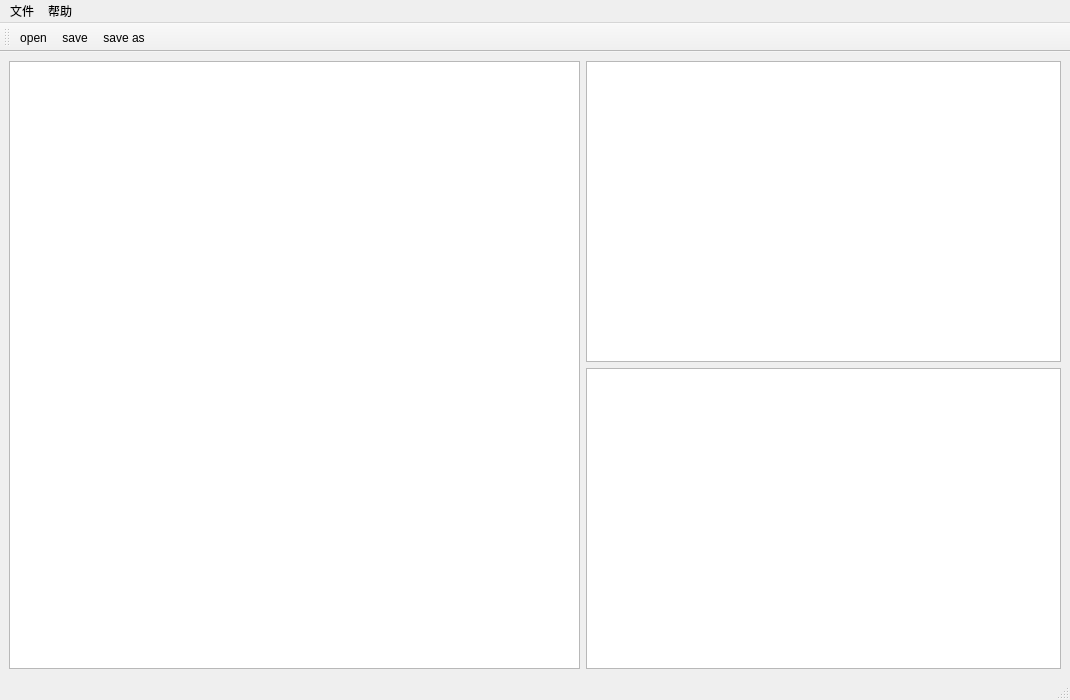
This is src/view/mainwindow.ui in queque-2q/flv-parser as Qt 5 draws it before an edit. The edited form follows.
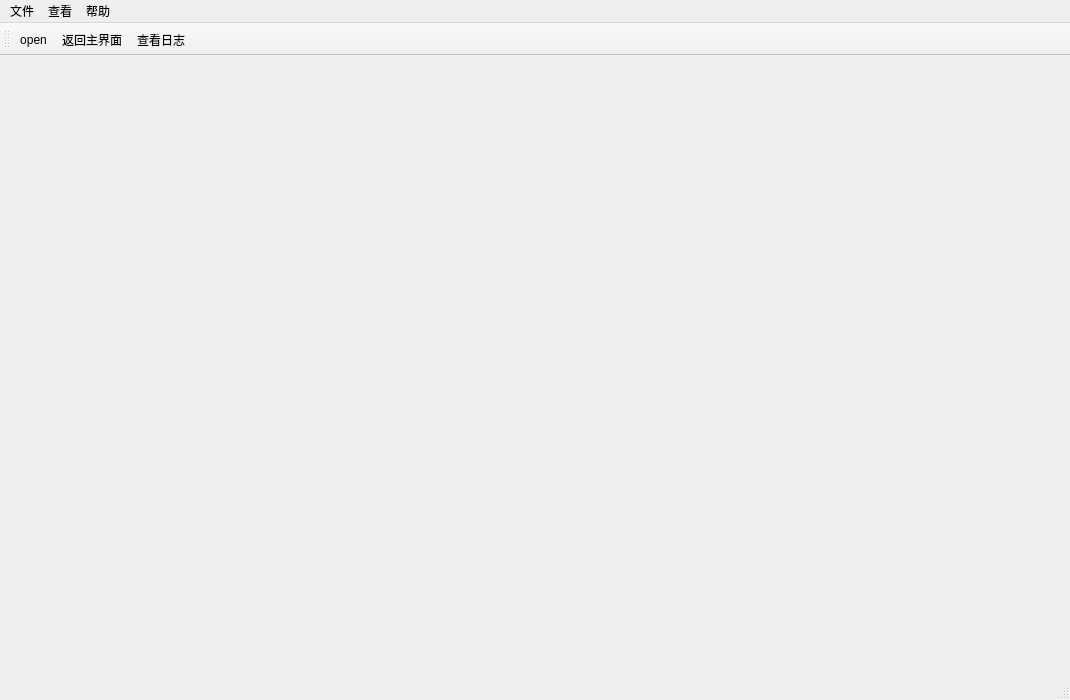
This is the edited form. Icons and pictures are not drawn.

```diff
--- a/src/view/mainwindow.ui
+++ b/src/view/mainwindow.ui
@@ -19,124 +19,14 @@
   <property name="windowTitle">
    <string>MainWindow</string>
   </property>
-  <widget class="QWidget" name="centralwidget">
-   <layout class="QGridLayout" name="gridLayout">
-    <item row="0" column="0">
-     <layout class="QHBoxLayout" name="horizontalLayout" stretch="6,5">
-      <property name="spacing">
-       <number>6</number>
-      </property>
-      <property name="sizeConstraint">
-       <enum>QLayout::SizeConstraint::SetNoConstraint</enum>
-      </property>
-      <item>
-       <widget class="QTableView" name="frameTableView">
-        <property name="sizePolicy">
-         <sizepolicy hsizetype="Preferred" vsizetype="Preferred">
-          <horstretch>0</horstretch>
-          <verstretch>0</verstretch>
-         </sizepolicy>
-        </property>
-        <property name="contextMenuPolicy">
-         <enum>Qt::ContextMenuPolicy::ActionsContextMenu</enum>
-        </property>
-        <property name="selectionMode">
-         <enum>QAbstractItemView::SelectionMode::SingleSelection</enum>
-        </property>
-        <property name="selectionBehavior">
-         <enum>QAbstractItemView::SelectionBehavior::SelectRows</enum>
-        </property>
-        <property name="wordWrap">
-         <bool>true</bool>
-        </property>
-        <property name="cornerButtonEnabled">
-         <bool>true</bool>
-        </property>
-        <attribute name="verticalHeaderDefaultSectionSize">
-         <number>28</number>
-        </attribute>
-       </widget>
-      </item>
-      <item>
-       <layout class="QVBoxLayout" name="verticalLayout" stretch="0,0">
-        <property name="sizeConstraint">
-         <enum>QLayout::SizeConstraint::SetNoConstraint</enum>
-        </property>
-        <item>
-         <widget class="QTreeView" name="frameInfoTree">
-          <property name="enabled">
-           <bool>true</bool>
-          </property>
-          <property name="sizePolicy">
-           <sizepolicy hsizetype="Preferred" vsizetype="Preferred">
-            <horstretch>0</horstretch>
-            <verstretch>0</verstretch>
-           </sizepolicy>
-          </property>
-          <property name="midLineWidth">
-           <number>1</number>
-          </property>
-          <property name="alternatingRowColors">
-           <bool>true</bool>
-          </property>
-          <property name="indentation">
-           <number>20</number>
-          </property>
-          <property name="rootIsDecorated">
-           <bool>true</bool>
-          </property>
-          <attribute name="headerVisible">
-           <bool>true</bool>
-          </attribute>
-          <attribute name="headerCascadingSectionResizes">
-           <bool>true</bool>
-          </attribute>
-          <attribute name="headerDefaultSectionSize">
-           <number>200</number>
-          </attribute>
-         </widget>
-        </item>
-        <item>
-         <widget class="QTableView" name="frameRawContent">
-          <property name="sizePolicy">
-           <sizepolicy hsizetype="Preferred" vsizetype="Preferred">
-            <horstretch>0</horstretch>
-            <verstretch>0</verstretch>
-           </sizepolicy>
-          </property>
-          <property name="sizeAdjustPolicy">
-           <enum>QAbstractScrollArea::SizeAdjustPolicy::AdjustIgnored</enum>
-          </property>
-          <property name="alternatingRowColors">
-           <bool>true</bool>
-          </property>
-          <property name="selectionMode">
-           <enum>QAbstractItemView::SelectionMode::ExtendedSelection</enum>
-          </property>
-          <attribute name="horizontalHeaderMinimumSectionSize">
-           <number>24</number>
-          </attribute>
-          <attribute name="horizontalHeaderDefaultSectionSize">
-           <number>24</number>
-          </attribute>
-          <attribute name="verticalHeaderDefaultSectionSize">
-           <number>23</number>
-          </attribute>
-         </widget>
-        </item>
-       </layout>
-      </item>
-     </layout>
-    </item>
-   </layout>
-  </widget>
+  <widget class="QWidget" name="centralwidget"/>
   <widget class="QMenuBar" name="menubar">
    <property name="geometry">
     <rect>
      <x>0</x>
      <y>0</y>
      <width>1070</width>
-     <height>33</height>
+     <height>21</height>
     </rect>
    </property>
    <widget class="QMenu" name="menu">
@@ -144,8 +34,13 @@
      <string>文件</string>
     </property>
     <addaction name="actionopen"/>
-    <addaction name="actionsave"/>
-    <addaction name="actionsave_as"/>
+   </widget>
+   <widget class="QMenu" name="menu_view">
+    <property name="title">
+     <string>查看</string>
+    </property>
+    <addaction name="actionViewMain"/>
+    <addaction name="actionViewLog"/>
    </widget>
    <widget class="QMenu" name="menu_2">
     <property name="title">
@@ -155,6 +50,7 @@
     <addaction name="actionabout"/>
    </widget>
    <addaction name="menu"/>
+   <addaction name="menu_view"/>
    <addaction name="menu_2"/>
   </widget>
   <widget class="QStatusBar" name="statusbar"/>
@@ -169,8 +65,8 @@
     <bool>false</bool>
    </attribute>
    <addaction name="actionopen"/>
-   <addaction name="actionsave"/>
-   <addaction name="actionsave_as"/>
+   <addaction name="actionViewMain"/>
+   <addaction name="actionViewLog"/>
   </widget>
   <action name="actionopen">
    <property name="icon">
@@ -180,30 +76,6 @@
     <string>open</string>
    </property>
   </action>
-  <action name="actionsave">
-   <property name="icon">
-    <iconset theme="QIcon::ThemeIcon::DocumentSave"/>
-   </property>
-   <property name="text">
-    <string>save</string>
-   </property>
-  </action>
-  <action name="actionsave_as">
-   <property name="icon">
-    <iconset theme="QIcon::ThemeIcon::DocumentSaveAs"/>
-   </property>
-   <property name="text">
-    <string>save as</string>
-   </property>
-  </action>
-  <action name="actionhelp">
-   <property name="icon">
-    <iconset theme="QIcon::ThemeIcon::HelpFaq"/>
-   </property>
-   <property name="text">
-    <string>help</string>
-   </property>
-  </action>
   <action name="actionabout">
    <property name="icon">
     <iconset theme="QIcon::ThemeIcon::HelpAbout"/>
@@ -212,6 +84,30 @@
     <string>about</string>
    </property>
   </action>
+  <action name="actionViewLog">
+   <property name="icon">
+    <iconset theme="QIcon::ThemeIcon::FormatJustifyLeft"/>
+   </property>
+   <property name="text">
+    <string>查看日志</string>
+   </property>
+  </action>
+  <action name="actionViewMain">
+   <property name="icon">
+    <iconset theme="QIcon::ThemeIcon::GoHome"/>
+   </property>
+   <property name="text">
+    <string>返回主界面</string>
+   </property>
+  </action>
+  <action name="actionViewDoc">
+   <property name="icon">
+    <iconset theme="QIcon::ThemeIcon::DocumentProperties"/>
+   </property>
+   <property name="text">
+    <string>操作指南</string>
+   </property>
+  </action>
  </widget>
  <resources/>
  <connections/>
```
Left out of the diff: 2 changed lines with no effect on the pictures.
